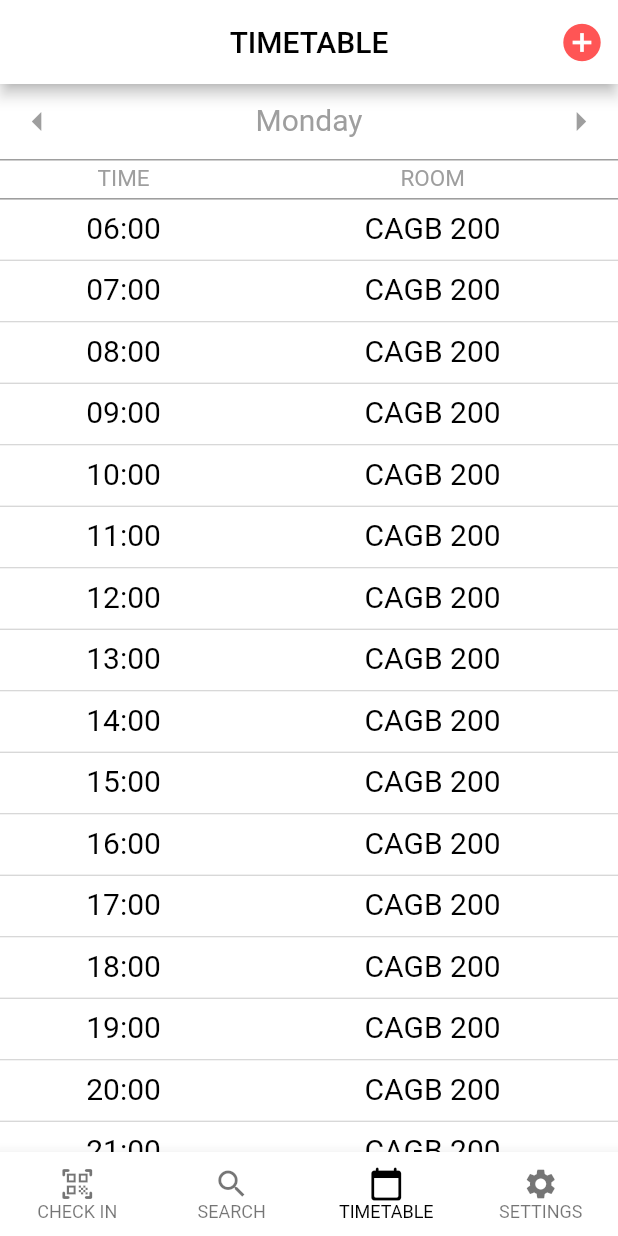
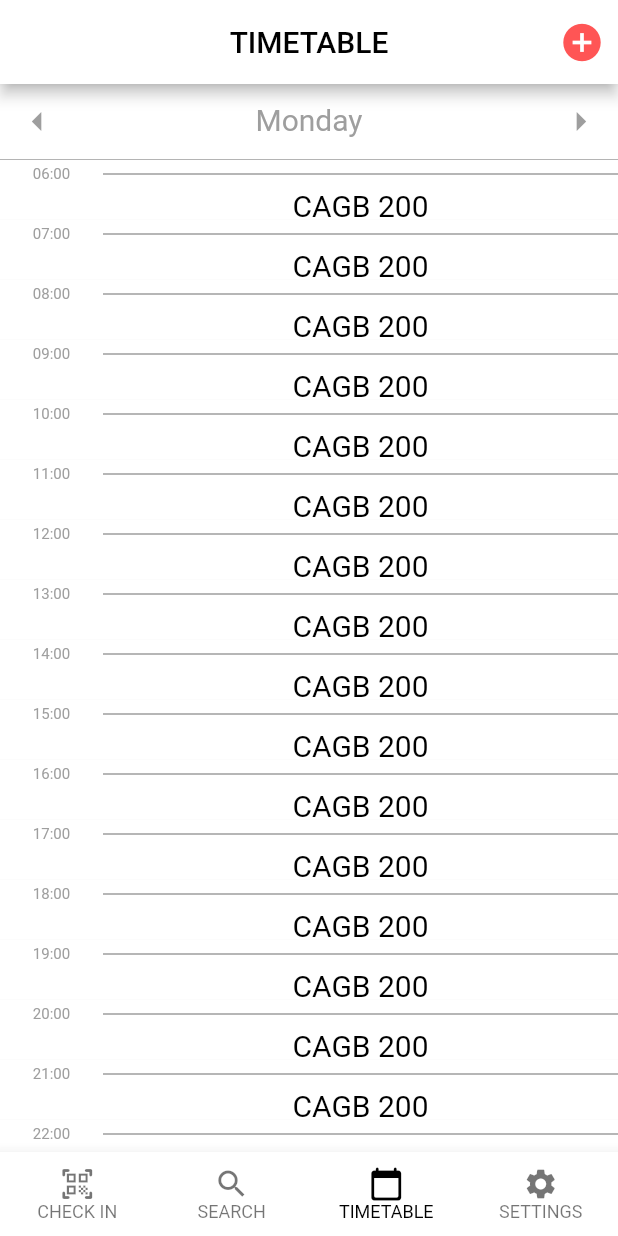
Before and after one commit to PeaSermsuk/contact_tracing_fyp, a Flutter app: the screen it shows after launch, item 3 of the bottom bar chosen, on a phone screen of 412 x 824 dp. Run offline on Flutter 3.47's test engine with Material 2 defaults, Android fonts, the phone set to English and light mode, and no system bars.

Commit message:
One way of attempting nice timetable page, errors

```diff
--- a/lib/timetable_tab.dart
+++ b/lib/timetable_tab.dart
@@ -32,6 +32,8 @@ class _TimetableTabState extends State<TimetableTab> {
     '23:00',
   ];
 
+  int wideFlex = 5;
+
   Widget build(BuildContext context) {
     return Column(children: [
       Container(
@@ -40,7 +42,6 @@ class _TimetableTabState extends State<TimetableTab> {
         //decoration: BoxDecoration(
         //  border: Border(bottom: BorderSide(width: 1.0, color: Colors.grey)),
         //),
-        color: Colors.white,
         child: Row(
           children: [
             GestureDetector(
@@ -82,8 +83,123 @@ class _TimetableTabState extends State<TimetableTab> {
           ],
         ),
         // alignment: Alignment.bottomCenter,
+        decoration: BoxDecoration(
+          color: Colors.white,
+          border: Border(
+            bottom: BorderSide(
+              color: Colors.grey,
+              width: 0.5,
+            ),
+          ),
+        ),
       ),
-      Container(
+      Expanded(
+        child: ListView.builder(
+          //separatorBuilder: (context, index) => Divider(height: 1.0),
+          itemCount: times.length,
+          itemBuilder: (context, index) {
+            return Container(
+              color: Colors.white,
+              child: Column(
+                children: [
+                  Container(
+                    height: 19,
+                    child: Row(
+                      children: [
+                        Expanded(
+                          child: Align(
+                            alignment: Alignment.center,
+                            child: Text(
+                              times[index],
+                              style: TextStyle(
+                                color: Colors.grey,
+                                fontSize: 10,
+                              ),
+                            ),
+                          ),
+                        ),
+                        Expanded(
+                          flex: wideFlex,
+                          child: Column(
+                            children: [
+                              Container(
+                                height: 10,
+                                decoration: BoxDecoration(
+                                  border: Border(
+                                    bottom: BorderSide(
+                                      color: Colors.grey,
+                                      width: 1.0,
+                                    ),
+                                  ),
+                                ),
+                              ),
+                              Spacer(),
+                            ],
+                          ),
+                        ),
+                      ],
+                    ),
+                  ),
+                  GestureDetector(
+                    onTap: null,
+                    child: Container(
+                      height: 21,
+                      child: Row(
+                        children: [
+                          Expanded(
+                            child: Spacer(),
+                          ),
+                          Expanded(
+                            flex: wideFlex,
+                            child: Align(
+                              alignment: Alignment.center,
+                              child: Text(
+                                'CAGB 200',
+                                style: TextStyle(
+                                  color: Colors.black,
+                                  fontSize: 20,
+                                ),
+                              ),
+                            ),
+                          ),
+                        ],
+                      ),
+                    ),
+                  ),
+/*                  Expanded(
+                    flex: 2,
+                    child: Text(
+                      times[index],
+                      textAlign: TextAlign.center,
+                      style: TextStyle(
+                        height: 1,
+                        fontSize: 20,
+                        color: Colors.black,
+                        //fontWeight: FontWeight.bold),
+                      ),
+                    ),
+                  ),
+                  Expanded(
+                    flex: 3,
+                    child: Text(
+                      'CAGB 200',
+                      textAlign: TextAlign.center,
+                      style: TextStyle(
+                        height: 1,
+                        fontSize: 20,
+                        color: Colors.black,
+                        //fontWeight: FontWeight.bold),
+                      ),
+                    ),
+                  ),*/
+                ],
+              ),
+              // alignment: Alignment.bottomCenter,
+            );
+          },
+        ),
+      ),
+      /*Container(
         padding: EdgeInsets.only(bottom: 5.0, top: 5.0),
         //margin: EdgeInsets.only(left: 20.0, right: 20.0, bottom: 20.0, top: 0.0),
         decoration: BoxDecoration(
@@ -166,7 +282,7 @@ class _TimetableTabState extends State<TimetableTab> {
             );
           },
         ),
-      )
+      )*/
     ]);
   }
 }
```
